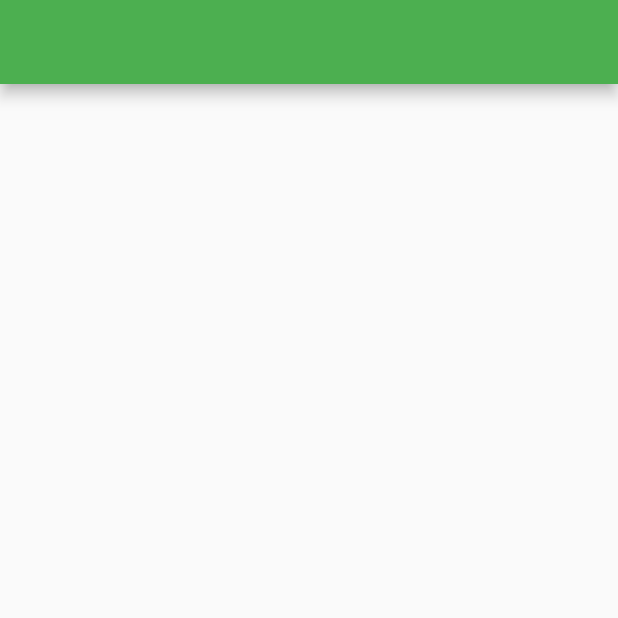
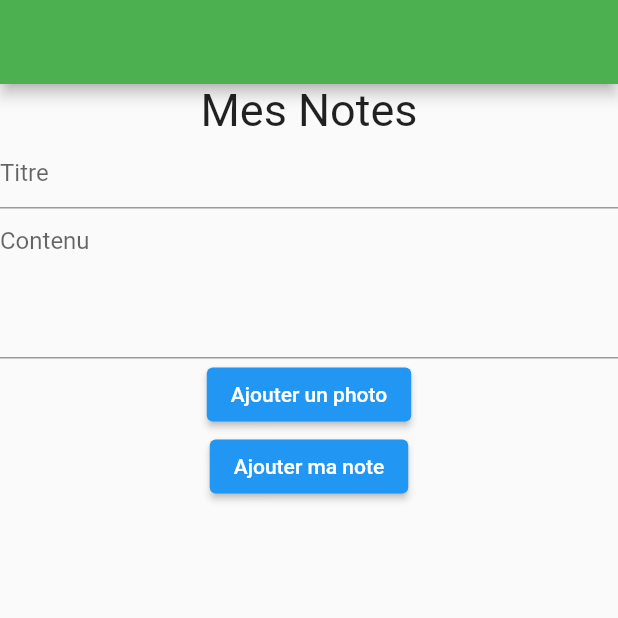
Before and after one commit to swan-benoit/music_quizz, a Flutter app: the screen it shows after launch, on a phone screen of 412 x 824 dp, the top half of it. Run offline on Flutter 3.47's test engine with Material 2 defaults, Android fonts, the light colour scheme and no system bars.

Commit message:
add note form and button

```diff
--- a/lib/container/notes_screen.dart
+++ b/lib/container/notes_screen.dart
@@ -9,7 +9,36 @@ class NotesScreen extends StatelessWidget {
   @override
   Widget build(BuildContext context) {
     return Scaffold(
-      appBar: AppBar(backgroundColor: Colors.green),
-    );
+        appBar: AppBar(backgroundColor: Colors.green),
+        body: Column(
+          children: [
+            const Text("Mes Notes", style: TextStyle(fontSize: 30)),
+            const TextField(
+              decoration: InputDecoration(
+                hintText: "Titre",
+              ),
+            ),
+            const TextField(
+              minLines: 4,
+              maxLines: 6,
+              keyboardType: TextInputType.multiline,
+              decoration: InputDecoration(hintText: "Contenu"),
+            ),
+            ElevatedButton(
+                onPressed: takePhoto, child: const Text("Ajouter un photo")),
+            ElevatedButton(
+                onPressed: addNote, child: const Text("Ajouter ma note"))
+          ],
+        ));
+  }
+
+  void takePhoto() {
+    print('take photo');
+    //  TODO implement me
+  }
+
+  void addNote() {
+    print('add note');
+    //  TODO implement me
   }
 }
```
